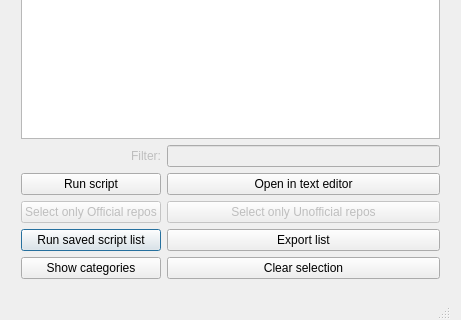
Qt form src/packagesdialog.ui (adgellida/ubunsys) before a commit; both pictures show x 0 to 461 and y 361 to 681 of the 461 by 681 pixel window.
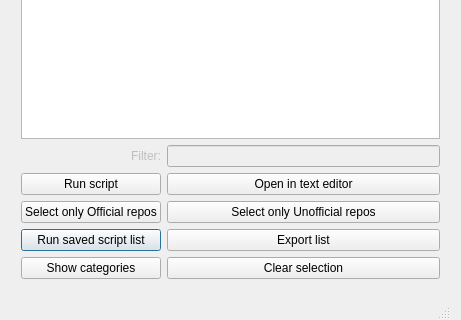
The same form after that commit.

Diff of the .ui file:
```diff
--- a/src/packagesdialog.ui
+++ b/src/packagesdialog.ui
@@ -39,7 +39,7 @@
     <item row="3" column="0">
      <widget class="QPushButton" name="selectOfficialReposButton">
       <property name="enabled">
-       <bool>false</bool>
+       <bool>true</bool>
       </property>
       <property name="text">
        <string>Select only Official repos</string>
@@ -56,7 +56,7 @@
     <item row="3" column="1">
      <widget class="QPushButton" name="selectUnofficialReposButton">
       <property name="enabled">
-       <bool>false</bool>
+       <bool>true</bool>
       </property>
       <property name="text">
        <string>Select only Unofficial repos</string>
```
